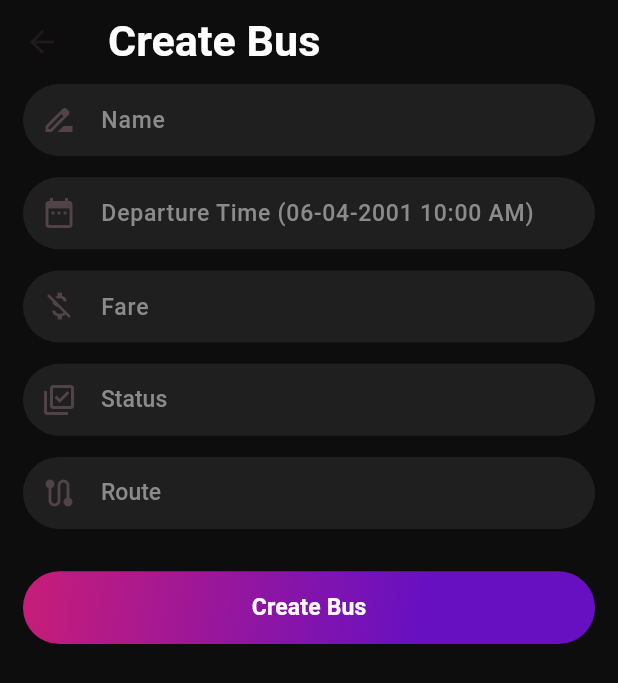
After one commit to ahmednoaman-git/btt, a Flutter app: the CreateBusScreen screen opened by its route, on a phone screen of 412 x 824 dp. The commit adds this screen. Shown: the top 683 px of the screen. Run offline on Flutter 3.47's test engine with Material 3 defaults, Android fonts, the phone set to English and light mode, and no system bars; our stand-ins replace cloud_firestore, firebase_core, flutter_animate, flutter_screenutil, google_maps_flutter, location and 2 more; missing offline and left inert: animated_check, flutter_polyline_points; accounts and stored records are empty.

Commit message:
Add Buses

```diff
--- a/lib/main.dart
+++ b/lib/main.dart
@@ -1,6 +1,7 @@
 import 'package:btt/services/route_services.dart';
 import 'package:btt/tools/firebase_options.dart';
 import 'package:btt/view/admin/admin_home_page.dart';
+import 'package:btt/view/admin/create%20bus%20screen/create_bus_screen.dart';
 import 'package:btt/view/admin/create%20location%20screen/create_location_screen.dart';
 import 'package:btt/view/admin/create%20route%20screen/create_route_screen.dart';
 import 'package:btt/view/global/constants/colors.dart';
@@ -38,8 +39,9 @@ class MyApp extends StatelessWidget {
           ),
         ),
         routes: {
-          '/CreateLocation': (context) => CreateLocationScreen(),
-          '/CreateRoute': (context) => CreateRouteScreen(),
+          '/CreateLocation': (context) => const CreateLocationScreen(),
+          '/CreateRoute': (context) => const CreateRouteScreen(),
+          '/CreateBus': (context) => const CreateBusScreen(),
         },
         home: const AdminHomePage(),
       ),
--- a/lib/model/entities/bus.dart
+++ b/lib/model/entities/bus.dart
@@ -1,3 +1,5 @@
+import 'package:cloud_firestore/cloud_firestore.dart';
+
 import 'map_location.dart';
 
 class Bus {
@@ -7,6 +9,7 @@ class Bus {
   DateTime departureTime;
   BusStatus status;
   MapLocation currentLocation;
+  double fare;
 
   Bus({
     required this.id,
@@ -15,16 +18,25 @@ class Bus {
     required this.departureTime,
     required this.status,
     required this.currentLocation,
+    required this.fare,
   });
+
+  factory Bus.fromDocumentSnapshot(DocumentSnapshot doc) {
+    return Bus.fromJson({
+      'id': doc.id,
+      ...(doc as Map<String, dynamic>),
+    });
+  }
 
   factory Bus.fromJson(Map<String, dynamic> json) {
     return Bus(
       id: json['id'],
       identifier: json['identifier'],
       routeId: json['routeId'],
-      departureTime: DateTime.parse(json['departureTime']),
+      departureTime: (json['departureTime'] as Timestamp).toDate(),
       status: BusStatus.values[json['status']],
       currentLocation: MapLocation.fromJson(json['currentLocation']),
+      fare: json['fare'],
     );
   }
 
@@ -35,10 +47,13 @@ class Bus {
       'departureTime': departureTime.toIso8601String(),
       'status': status.index,
       'currentLocation': currentLocation.toJson(),
+      'fare': fare,
     };
   }
 }
 
 enum BusStatus {
-  test,
+  inStation,
+  operating,
+  outOfService,
 }
--- a/lib/model/entities/map_location.dart
+++ b/lib/model/entities/map_location.dart
@@ -13,6 +13,12 @@ class MapLocation {
     required this.latitude,
     required this.longitude,
   });
+
+  static MapLocation emptyLocation() => MapLocation(
+        name: '',
+        latitude: 0,
+        longitude: 0,
+      );
 
   factory MapLocation.fromJson(Map<String, dynamic> json) {
     return MapLocation(
--- a/lib/model/entities/route.dart
+++ b/lib/model/entities/route.dart
@@ -3,12 +3,14 @@ import 'package:cloud_firestore/cloud_firestore.dart';
 
 class MapRoute {
   final String id;
+  final String name;
   final List<MapLocation> stops;
   final MapLocation start;
   final MapLocation end;
 
   MapRoute({
     this.id = '',
+    required this.name,
     required this.stops,
     required this.start,
     required this.end,
@@ -17,6 +19,7 @@ class MapRoute {
   factory MapRoute.fromJson(Map<String, dynamic> json) {
     return MapRoute(
       id: json['id'],
+      name: json['name'],
       stops: json['stops'].map<MapLocation>((stop) => MapLocation.fromJson(stop)).toList(),
       start: MapLocation.fromJson(json['start']),
       end: MapLocation.fromJson(json['end']),
@@ -26,15 +29,17 @@ class MapRoute {
   factory MapRoute.fromDocumentSnapshot(DocumentSnapshot doc) {
     return MapRoute(
       id: doc.id,
+      name: doc['name'],
       stops: doc['stops'].map<MapLocation>((stop) => MapLocation.fromJson(stop)).toList(),
       start: MapLocation.fromJson(doc['start']),
       end: MapLocation.fromJson(doc['end']),
     );
   }
 
-  factory MapRoute.fromListOfLocations(String id, List<MapLocation> locations) {
+  factory MapRoute.fromListOfLocations(String id, String name, List<MapLocation> locations) {
     return MapRoute(
       id: id,
+      name: name,
       stops: locations,
       start: locations.first,
       end: locations.last,
--- /dev/null
+++ b/lib/services/bus_services.dart
@@ -0,0 +1,45 @@
+import 'package:btt/tools/firebase_instances.dart';
+import 'package:cloud_firestore/cloud_firestore.dart';
+
+import '../model/entities/bus.dart';
+import '../tools/response.dart';
+
+class BusServices {
+  static Future<Response<List<Bus>>> getBuses() async {
+    bool success = false;
+    final List<Bus> buses = [];
+    await firestore
+        .collection(
+          'Busses',
+        )
+        .get()
+        .then((value) {
+      buses.addAll([for (DocumentSnapshot doc in value.docs) Bus.fromDocumentSnapshot(doc)]);
+      success = true;
+    });
+
+    if (success) {
+      return Response.success(buses);
+    } else {
+      return Response.fail('Failed to get busses');
+    }
+  }
+
+  static Future<Response<Bus>> createBus(Bus bus) async {
+    bool success = false;
+    await firestore
+        .collection(
+          'busses',
+        )
+        .add(bus.toJson())
+        .then((value) {
+      success = true;
+    });
+
+    if (success) {
+      return Response.success(bus);
+    } else {
+      return Response.fail('Failed to create busses');
+    }
+  }
+}
--- a/lib/services/route_services.dart
+++ b/lib/services/route_services.dart
@@ -16,13 +16,16 @@ class RouteServices {
         .get()
         .then((value) async {
       for (DocumentSnapshot doc in value.docs) {
-        final Response<List<MapLocation>> stopsResponse = await LocationServices.getLocationsFromIds((doc['stops'] as List<dynamic>).cast<String>());
+        final Response<List<MapLocation>> stopsResponse =
+            await LocationServices.getLocationsFromIds(
+                (doc['stops'] as List<dynamic>).cast<String>());
         if (!stopsResponse.success) {
           success = false;
           return Response.fail('Failed to get stops');
         }
         routes.add(MapRoute.fromListOfLocations(
           doc.id,
+          doc['name'],
           stopsResponse.data!,
         ));
       }
@@ -33,6 +36,36 @@ class RouteServices {
       return Response.success(routes);
     } else {
       return Response.fail('Failed to get routes');
+    }
+  }
+
+  static Future<Response<MapRoute>> getRouteFromId(String id) async {
+    bool success = false;
+    late MapRoute route;
+    await firestore
+        .collection(
+          'routes',
+        )
+        .doc(id)
+        .get()
+        .then((doc) async {
+      final Response<List<MapLocation>> stopsResponse = await LocationServices.getLocationsFromIds(
+          (doc['stops'] as List<dynamic>).cast<String>());
+      if (!stopsResponse.success) {
+        success = false;
+        return Response.fail('Failed to get stops');
+      }
+      route = MapRoute.fromListOfLocations(
+        doc.id,
+        doc['name'],
+        stopsResponse.data!,
+      );
+      success = true;
+    });
+    if (success) {
+      return Response.success(route);
+    } else {
+      return Response.fail('Failed to get route');
     }
   }
 
--- /dev/null
+++ b/lib/view/admin/create bus screen/create_bus_screen.dart
@@ -0,0 +1,197 @@
+import 'package:btt/model/entities/bus.dart';
+import 'package:btt/model/entities/map_location.dart';
+import 'package:btt/model/entities/route.dart';
+import 'package:btt/services/bus_services.dart';
+import 'package:btt/services/route_services.dart';
+import 'package:btt/view/admin/create%20bus%20screen/component/route_tile.dart';
+import 'package:btt/view/global/constants/text_styles.dart';
+import 'package:btt/view/widgets/action/main_button.dart';
+import 'package:btt/view/widgets/api/request_widget.dart';
+import 'package:btt/view/widgets/input/app_text_field.dart';
+import 'package:flutter/material.dart';
+import 'package:flutter_screenutil/flutter_screenutil.dart';
+import 'package:intl/intl.dart';
+
+import '../../../tools/request_handler.dart';
+import '../../../tools/response.dart';
+import '../../widgets/input/app_drop_down.dart';
+
+class CreateBusScreen extends StatefulWidget {
+  const CreateBusScreen({super.key});
+
+  @override
+  State<CreateBusScreen> createState() => _CreateBusScreenState();
+}
+
+class _CreateBusScreenState extends State<CreateBusScreen> {
+  final GlobalKey<FormState> _formKey = GlobalKey<FormState>();
+  final TextEditingController _nameController = TextEditingController();
+  final TextEditingController _departureTimeController = TextEditingController();
+  final TextEditingController _fareController = TextEditingController();
+
+  bool _isLoading = true;
+
+  late final Future<Response<List<MapRoute>>> _locationsRequest;
+  List<MapRoute> routes = [];
+
+  String? chosenRouteId;
+  BusStatus? chosenStatus;
+
+  Future<Response<MapRoute>>? selectedRoute;
+
+  @override
+  void initState() {
+    _locationsRequest = RouteServices.getRoutes();
+    _locationsRequest.then((value) {
+      if ((value.success)) {
+        routes = value.data!;
+        _isLoading = false;
+        setState(() {});
+      }
+    });
+    super.initState();
+  }
+
+  @override
+  Widget build(BuildContext context) {
+    return Scaffold(
+      appBar: AppBar(
+        title: Text('Create Bus', style: TextStyles.large),
+      ),
+      body: SingleChildScrollView(
+        child: Padding(
+          padding: EdgeInsets.symmetric(horizontal: 16.w),
+          child: Form(
+            key: _formKey,
+            child: Column(
+              mainAxisAlignment: MainAxisAlignment.center,
+              children: [
+                AppTextField(
+                  controller: _nameController,
+                  prefixIcon: const Icon(Icons.drive_file_rename_outline),
+                  hintText: 'Name',
+                  validator: (value) {
+                    if (value == null || value == '') {
+                      return 'required';
+                    } else {
+                      return null;
+                    }
+                  },
+                ),
+                16.verticalSpace,
+                AppTextField(
+                  controller: _departureTimeController,
+                  prefixIcon: const Icon(Icons.date_range),
+                  hintText: 'Departure Time (06-04-2001 10:00 AM)',
+                  validator: (value) {
+                    try {
+                      parseToDateTime(value!);
+                    } catch (e) {
+                      return 'incorrect format';
+                    }
+                    return null;
+                  },
+                ),
+                16.verticalSpace,
+                AppTextField(
+                    controller: _fareController,
+                    prefixIcon: const Icon(Icons.money_off),
+                    hintText: 'Fare',
+                    keyboardType: TextInputType.number,
+                    validator: (value) {
+                      if (value == null || value == '') {
+                        return 'required';
+                      } else {
+                        return null;
+                      }
+                    }),
+                16.verticalSpace,
+                BTTDropdownButton(
+                  icon: Icons.library_add_check_outlined,
+                  items: const {
+                    BusStatus.inStation: 'In Station',
+                    BusStatus.operating: 'Operating',
+                    BusStatus.outOfService: 'Out of Service',
+                  },
+                  onChanged: (value) {
+                    chosenStatus = value as BusStatus;
+                  },
+                  hint: 'Status',
+                ),
+                16.verticalSpace,
+                BTTDropdownButton(
+                  icon: Icons.route,
+                  items: {for (MapRoute route in routes) route.id: route.name},
+                  onChanged: (value) {
+                    chosenRouteId = value as String;
+                    selectedRoute = RouteServices.getRouteFromId(chosenRouteId!);
+                    setState(() {});
+                  },
+                  loadingData: _isLoading,
+                  hint: 'Route',
+                ),
+                16.verticalSpace,
+                (chosenRouteId == null)
+                    ? const SizedBox.shrink()
+                    : RequestWidget(
+                        request: selectedRoute!,
+                        successWidgetBuilder: (data) {
+                          return RouteTile(
+                            route: data,
+                          );
+                        }),
+                16.verticalSpace,
+                MainButton(
+                  text: 'Create Bus',
+                  onPressed: _isLoading ? null : _createBus,
+                  loading: _isLoading,
+                ),
+              ],
+            ),
+          ),
+        ),
+      ),
+    );
+  }
+
+  Future<void> _createBus() async {
+    if (_formKey.currentState!.validate() && chosenRouteId != null && chosenStatus != null) {
+      setState(() {
+        _isLoading = true;
+      });
+
+      await RequestHandler.handleRequest(
+        context: context,
+        service: () => BusServices.createBus(
+          Bus(
+              id: '',
+              identifier: _nameController.text,
+              routeId: chosenRouteId!,
+              departureTime: parseToDateTime(_departureTimeController.text),
+              status: chosenStatus!,
+              currentLocation: MapLocation.emptyLocation(),
+              fare: double.parse(_fareController.text)),
+        ),
+        enableLoadingDialog: false,
+        successTitle: 'Success',
+        successMessage: 'Your Bus has been created successfully.',
+        redirect: true,
+        redirection: () {
+          Navigator.pop(context);
+        },
+        redirectDelay: 3,
+      );
+    }
+
+    setState(() {
+      _isLoading = false;
+    });
+    return;
+  }
+
+  DateTime parseToDateTime(String dateStr) {
+    DateFormat format = DateFormat('dd-MM-yyyy HH:mm a');
+    DateTime dateTime = format.parse(dateStr);
+    return dateTime;
+  }
+}
--- a/lib/view/admin/create route screen/create_route_screen.dart
+++ b/lib/view/admin/create route screen/create_route_screen.dart
@@ -23,6 +23,8 @@ class CreateRouteScreen extends StatefulWidget {
 
 class _CreateRouteScreenState extends State<CreateRouteScreen> {
   final TextEditingController _locationsSearchController = TextEditingController();
+  final TextEditingController _nameController = TextEditingController();
+
   final Future<Response<List<MapLocation>>> _locationsRequest = LocationServices.getLocations();
 
   bool _isLoading = false;
@@ -39,6 +41,8 @@ class _CreateRouteScreenState extends State<CreateRouteScreen> {
           padding: EdgeInsets.symmetric(horizontal: 16.w),
           child: Column(
             children: [
+              AppTextField(controller: _nameController, hintText: 'name'),
+              16.verticalSpace,
               MainButton(
                 text: 'Select Locations',
                 icon: Icon(Icons.list_rounded, color: AppColors.text, size: 20.r),
@@ -57,7 +61,8 @@ class _CreateRouteScreenState extends State<CreateRouteScreen> {
                             key: ValueKey(value),
                             borderRadius: BorderRadius.circular(25.r),
                             child: ListTile(
-                                shape: RoundedRectangleBorder(borderRadius: BorderRadius.circular(25.r)),
+                                shape: RoundedRectangleBorder(
+                                    borderRadius: BorderRadius.circular(25.r)),
                                 key: ValueKey(value),
                                 title: Text(
                                   value.name,
@@ -179,6 +184,7 @@ class _CreateRouteScreenState extends State<CreateRouteScreen> {
       context: context,
       service: () => RouteServices.createRoute(
         MapRoute(
+          name: _nameController.text,
           stops: _selectedLocations,
           start: _selectedLocations.first,
           end: _selectedLocations.last,
--- a/lib/view/widgets/input/app_drop_down.dart
+++ b/lib/view/widgets/input/app_drop_down.dart
@@ -59,6 +59,7 @@ class _BTTDropdownButtonState extends State<BTTDropdownButton> {
       value: widget.value,
       hint: Text(
         widget.loadingData ? widget.loadingText : widget.hint,
+        style: TextStyles.body.apply(color: AppColors.secondaryText),
       ),
       iconSize: 0,
       onChanged: widget.onChanged,
@@ -77,9 +78,16 @@ class _BTTDropdownButtonState extends State<BTTDropdownButton> {
           widget.icon,
         ),
         suffixIcon: widget.loadingData
-            ? Padding(
-                padding: EdgeInsets.only(left: 40.w),
-                child: const CircularProgressIndicator(),
+            ? IntrinsicHeight(
+                child: SizedBox(
+                  height: 10.h,
+                  width: 10.h,
+                  child: Center(
+                    child: CircularProgressIndicator(
+                      strokeWidth: 3.w,
+                    ),
+                  ),
+                ),
               )
             : const Icon(
                 Icons.arrow_drop_down_circle_rounded,
--- a/pubspec.yaml
+++ b/pubspec.yaml
@@ -45,6 +45,7 @@ dependencies:
   outline_gradient_button: ^2.0.1+1
   animated_check: ^1.0.5
   flutter_animate: ^4.3.0
+  intl: ^0.19.0
 
 dev_dependencies:
   flutter_test:
```
Also changed, not shown: lib/view/admin/admin_home_page.dart (+7 -0 lines), lib/view/admin/create bus screen/component/mini_map_2.dart (added, +41 -0 lines), lib/view/admin/create bus screen/component/route_tile.dart (added, +30 -0 lines), lib/view/widgets/misc/mini_map.dart (+6 -1 lines), pubspec.lock.
